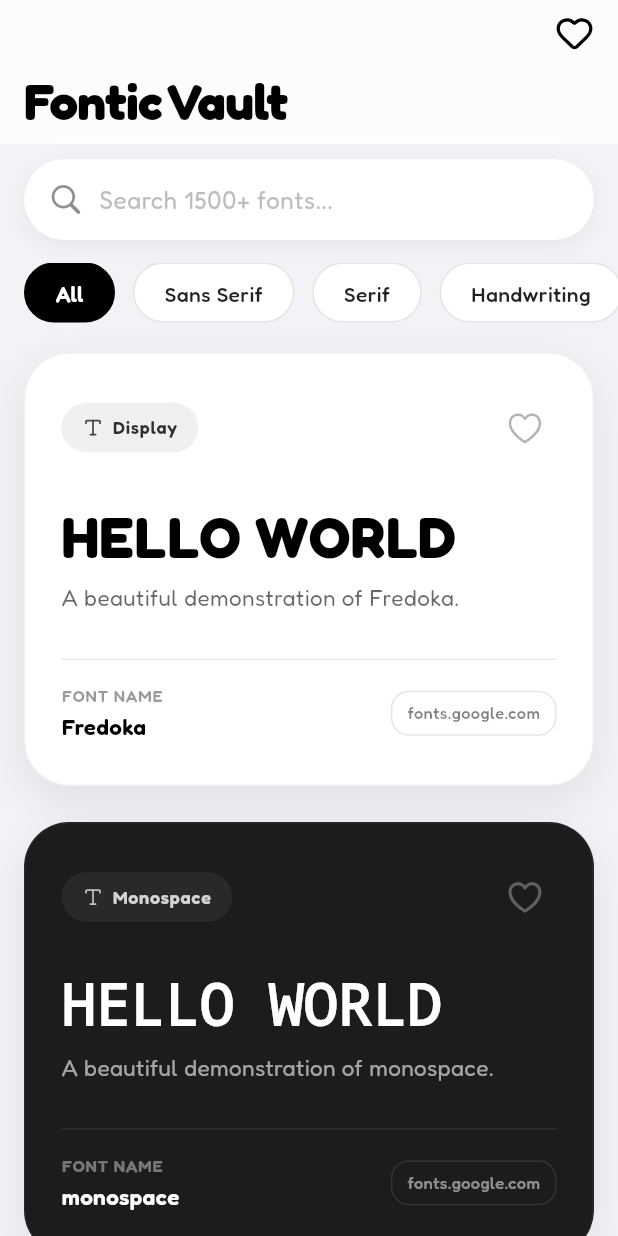
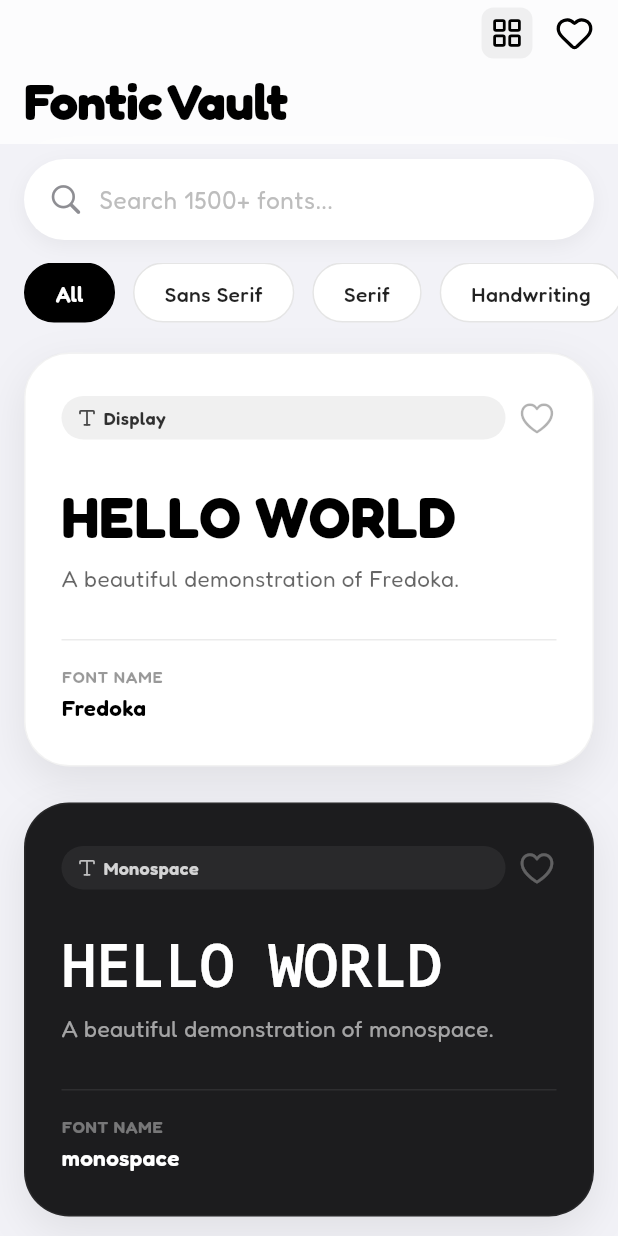
Before and after one commit to apandey-dev/Fontic, a Flutter app: the screen it shows after launch, on a phone screen of 412 x 824 dp. Run offline on Flutter 3.47's test engine with Material 3 defaults, Android fonts, the phone set to English and light mode, and no system bars; our stand-ins replace google_fonts, lucide_icons, shared_preferences.

Commit message:
Enhance UI, add grid view, refine README
Large README expansion (features, project structure, install/run, screens, future plans, credits). Home screen: unified search+category filtering, limits results for performance (take 30), adds grid/list toggle, keyboard-dismiss-on-drag, favorites navigation, minor spacing tweaks. Splash screen: small cleanup of PageRouteBuilder parameters. FontCard: new isGridView prop and responsive layout (margins, paddings, radii, shadows, typography), adjusted entrance & scale animation, simplified heart toggle UI, grid-specific preview (Aa) and overflow handling. SearchPill: disable autofocus, add onTapOutside to unfocus keyboard, and ensure clear button also dismisses keyboard.

```diff
--- a/lib/views/home_screen.dart
+++ b/lib/views/home_screen.dart
@@ -19,7 +19,7 @@ class _HomeScreenState extends State<HomeScreen> {
   final TextEditingController _searchController = TextEditingController();
   List<FontModel> _displayFonts = [];
 
-  // NAYA: Categories ki list aur selected state
+  // Categories ki list
   final List<String> _categories = [
     'All',
     'Sans Serif',
@@ -30,34 +30,34 @@ class _HomeScreenState extends State<HomeScreen> {
   ];
   String _selectedCategory = 'All';
 
+  // Grid vs List State
+  bool _isGridView = false;
+
   @override
   void initState() {
     super.initState();
-    _applyFilters(); // Shuruat me list load karne ke liye
+    _applyFilters();
   }
 
-  // NAYA: Ye function Search Bar aur Category dono ko ek sath filter karta hai
+  // Search Bar aur Category dono ko handle karta hai
   void _applyFilters() {
     setState(() {
       String query = _searchController.text.toLowerCase();
       Iterable<FontModel> filtered = FontService.getAllFonts();
 
-      // 1. Search Query se filter karo
       if (query.isNotEmpty) {
         filtered = filtered.where(
           (font) => font.name.toLowerCase().contains(query),
         );
       }
 
-      // 2. Category se filter karo (Agar 'All' nahi hai)
       if (_selectedCategory != 'All') {
         filtered = filtered.where(
           (font) => font.guessCategory == _selectedCategory,
         );
       }
 
-      // Performance ke liye sirf pehle 30 render karo
-      _displayFonts = filtered.take(30).toList();
+      _displayFonts = filtered.take(30).toList(); // Performance limit
     });
   }
 
@@ -66,16 +66,50 @@ class _HomeScreenState extends State<HomeScreen> {
     return Scaffold(
       body: CustomScrollView(
         physics: const BouncingScrollPhysics(),
+
+        // NAYA: Jab user list ko scroll karega toh keyboard band ho jayega
+        keyboardDismissBehavior: ScrollViewKeyboardDismissBehavior.onDrag,
+
         slivers: [
+          // 1. App Bar
           CupertinoSliverNavigationBar(
             largeTitle: const Text("Fontic Vault"),
             backgroundColor: Colors.white.withOpacity(0.8),
             border: null,
-            trailing: GestureDetector(
+            trailing: Row(
+              mainAxisSize: MainAxisSize.min,
+              children: [
+                // Layout Toggle Button (Grid/List)
+                GestureDetector(
+                  onTap: () {
+                    setState(() {
+                      _isGridView = !_isGridView;
+                    });
+                  },
+                  child: Container(
+                    padding: const EdgeInsets.all(6),
+                    decoration: BoxDecoration(
+                      color: Colors.black.withOpacity(0.05),
+                      borderRadius: BorderRadius.circular(8),
+                    ),
+                    child: Icon(
+                      _isGridView
+                          ? LucideIcons.layoutList
+                          : LucideIcons.layoutGrid,
+                      color: Colors.black,
+                      size: 22,
+                    ),
+                  ),
+                ),
+                const SizedBox(width: 15),
+                // Favorites Button
+                GestureDetector(
                   onTap: () {
                     Navigator.push(
                       context,
-                  CupertinoPageRoute(builder: (_) => const FavoritesScreen()),
+                      CupertinoPageRoute(
+                        builder: (_) => const FavoritesScreen(),
+                      ),
                     );
                   },
                   child: const Icon(
@@ -84,20 +118,22 @@ class _HomeScreenState extends State<HomeScreen> {
                     size: 26,
                   ),
                 ),
+              ],
+            ),
           ),
 
-          // Search Row
+          // 2. Search Row
           SliverToBoxAdapter(
             child: Padding(
               padding: const EdgeInsets.fromLTRB(16, 10, 16, 15),
               child: SearchPill(
                 controller: _searchController,
-                onChanged: (val) => _applyFilters(), // Update logic
+                onChanged: (val) => _applyFilters(),
               ),
             ),
           ),
 
-          // NAYA: Horizontal Category List
+          // 3. Category List
           SliverToBoxAdapter(
             child: SizedBox(
               height: 40,
@@ -114,7 +150,7 @@ class _HomeScreenState extends State<HomeScreen> {
                     onTap: () {
                       setState(() {
                         _selectedCategory = category;
-                        _applyFilters(); // Category click hote hi list refresh hogi
+                        _applyFilters();
                       });
                     },
                   );
@@ -123,10 +159,9 @@ class _HomeScreenState extends State<HomeScreen> {
             ),
           ),
 
-          // Thoda gap category aur cards ke beech
           const SliverToBoxAdapter(child: SizedBox(height: 20)),
 
-          // Generated Font Cards ya "No Results" message
+          // 4. Generated Cards (GRID OR LIST)
           _displayFonts.isEmpty
               ? SliverToBoxAdapter(
                   child: Padding(
@@ -145,22 +180,49 @@ class _HomeScreenState extends State<HomeScreen> {
                 )
               : SliverPadding(
                   padding: const EdgeInsets.symmetric(horizontal: 16),
-                  sliver: SliverList(
-                    delegate: SliverChildBuilderDelegate((context, index) {
+                  sliver: _isGridView
+                      // GRID VIEW LAYOUT
+                      ? SliverGrid(
+                          gridDelegate:
+                              const SliverGridDelegateWithFixedCrossAxisCount(
+                                crossAxisCount: 2,
+                                mainAxisSpacing: 16,
+                                crossAxisSpacing: 16,
+                                childAspectRatio: 0.85,
+                              ),
+                          delegate: SliverChildBuilderDelegate((
+                            context,
+                            index,
+                          ) {
                             final font = _displayFonts[index];
                             return FontCard(
-                        key: ValueKey(
-                          font.name,
-                        ), // Card update bug solve karne ke liye zaroori
+                              key: ValueKey(font.name), // Bug solve key
+                              font: font,
+                              isDarkTheme: index % 3 == 0,
+                              index: index,
+                              isGridView: true,
+                            );
+                          }, childCount: _displayFonts.length),
+                        )
+                      // LIST VIEW LAYOUT
+                      : SliverList(
+                          delegate: SliverChildBuilderDelegate((
+                            context,
+                            index,
+                          ) {
+                            final font = _displayFonts[index];
+                            return FontCard(
+                              key: ValueKey(font.name), // Bug solve key
                               font: font,
                               isDarkTheme: index % 2 != 0,
                               index: index,
+                              isGridView: false,
                             );
                           }, childCount: _displayFonts.length),
                         ),
                 ),
 
-          const SliverToBoxAdapter(child: SizedBox(height: 50)),
+          const SliverToBoxAdapter(child: SizedBox(height: 80)),
         ],
       ),
     );
--- a/lib/views/splash_screen.dart
+++ b/lib/views/splash_screen.dart
@@ -43,8 +43,8 @@ class _SplashScreenState extends State<SplashScreen>
         context,
         PageRouteBuilder(
           transitionDuration: const Duration(milliseconds: 600),
-          pageBuilder: (_, __, ___) => const HomeScreen(),
-          transitionsBuilder: (_, animation, __, child) {
+          pageBuilder: (_, _, _) => const HomeScreen(),
+          transitionsBuilder: (_, animation, _, child) {
             return FadeTransition(opacity: animation, child: child);
           },
         ),
--- a/lib/widgets/font_card.dart
+++ b/lib/widgets/font_card.dart
@@ -10,13 +10,15 @@ import '../views/font_preview_screen.dart';
 class FontCard extends StatefulWidget {
   final FontModel font;
   final bool isDarkTheme;
-  final int index; // Animation delay ke liye
+  final int index;
+  final bool isGridView; // NAYA: Card ko batayega ki chota dikhna hai ya bada
 
   const FontCard({
     super.key,
     required this.font,
     required this.isDarkTheme,
     required this.index,
+    this.isGridView = false, // Default list view
   });
 
   @override
@@ -31,13 +33,11 @@ class _FontCardState extends State<FontCard>
   @override
   void initState() {
     super.initState();
-    // Tap karne par card bounce hone ka setup
     _scaleController = AnimationController(
       vsync: this,
       duration: const Duration(milliseconds: 150),
     );
-    // Bounce ko aur thoda smooth kiya hai (0.96)
-    _scaleAnimation = Tween<double>(begin: 1.0, end: 0.96).animate(
+    _scaleAnimation = Tween<double>(begin: 1.0, end: 0.94).animate(
       CurvedAnimation(parent: _scaleController, curve: Curves.easeInOut),
     );
   }
@@ -55,14 +55,13 @@ class _FontCardState extends State<FontCard>
         : AppConstants.cardLight;
     final textColor = widget.isDarkTheme ? Colors.white : Colors.black;
 
-    // Staggered Entrance Animation
     return TweenAnimationBuilder<double>(
       tween: Tween<double>(begin: 0.0, end: 1.0),
       duration: Duration(milliseconds: 400 + (widget.index * 50).clamp(0, 400)),
       curve: Curves.easeOutCubic,
       builder: (context, value, child) {
         return Transform.translate(
-          offset: Offset(0, 30 * (1 - value)), // Niche se slide hoke aayega
+          offset: Offset(0, 30 * (1 - value)),
           child: Opacity(opacity: value, child: child),
         );
       },
@@ -82,12 +81,15 @@ class _FontCardState extends State<FontCard>
         child: ScaleTransition(
           scale: _scaleAnimation,
           child: Container(
-            margin: const EdgeInsets.only(bottom: 24),
-            padding: const EdgeInsets.symmetric(horizontal: 24, vertical: 28),
+            // Grid mode me margin grid handle karta hai, isliye yahan margin chota diya
+            margin: EdgeInsets.only(bottom: widget.isGridView ? 0 : 24),
+            padding: EdgeInsets.symmetric(
+              horizontal: widget.isGridView ? 16 : 24,
+              vertical: widget.isGridView ? 20 : 28,
+            ),
             decoration: BoxDecoration(
               color: bgColor,
-              borderRadius: BorderRadius.circular(30),
-              // Naya: Ek bahut subtle border premium feel ke liye
+              borderRadius: BorderRadius.circular(widget.isGridView ? 22 : 30),
               border: Border.all(
                 color: widget.isDarkTheme
                     ? Colors.white.withOpacity(0.05)
@@ -97,51 +99,60 @@ class _FontCardState extends State<FontCard>
               boxShadow: [
                 BoxShadow(
                   color: Colors.black.withOpacity(0.08),
-                  blurRadius: 24,
-                  offset: const Offset(0, 10),
+                  blurRadius: widget.isGridView ? 12 : 24,
+                  offset: Offset(0, widget.isGridView ? 4 : 10),
                 ),
               ],
             ),
             child: Column(
               crossAxisAlignment: CrossAxisAlignment.start,
+              mainAxisAlignment: widget.isGridView
+                  ? MainAxisAlignment.spaceBetween
+                  : MainAxisAlignment.start,
               children: [
-                // TOP ROW (Category & Heart Icon)
+                // TOP ROW
                 Row(
                   mainAxisAlignment: MainAxisAlignment.spaceBetween,
                   children: [
-                    // Naya: Category Chip with Icon
-                    Container(
+                    // Category Chip
+                    Expanded(
+                      child: Container(
                         padding: const EdgeInsets.symmetric(
-                        horizontal: 14,
-                        vertical: 8,
+                          horizontal: 10,
+                          vertical: 6,
                         ),
                         decoration: BoxDecoration(
                           color: textColor.withOpacity(0.06),
-                        borderRadius: BorderRadius.circular(20),
+                          borderRadius: BorderRadius.circular(16),
                         ),
                         child: Row(
                           mainAxisSize: MainAxisSize.min,
                           children: [
+                            if (!widget
+                                .isGridView) // Grid me icon hide kar do space bachane ke liye
                               Icon(
                                 LucideIcons.type,
                                 size: 14,
                                 color: textColor.withOpacity(0.7),
                               ),
-                          const SizedBox(width: 6),
-                          Text(
+                            if (!widget.isGridView) const SizedBox(width: 4),
+                            Expanded(
+                              child: Text(
                                 widget.font.guessCategory,
+                                overflow: TextOverflow.ellipsis,
                                 style: TextStyle(
                                   color: textColor.withOpacity(0.8),
-                              fontSize: 12,
+                                  fontSize: widget.isGridView ? 10 : 12,
                                   fontWeight: FontWeight.w600,
-                              letterSpacing: 0.5,
+                                ),
                               ),
                             ),
                           ],
                         ),
                       ),
-
-                    // Heart Toggle Button (Download Icon Removed)
+                    ),
+                    const SizedBox(width: 8),
+                    // Heart Toggle
                     ValueListenableBuilder<List<String>>(
                       valueListenable: StorageService.likedFontsNotifier,
                       builder: (context, likedList, child) {
@@ -153,24 +164,15 @@ class _FontCardState extends State<FontCard>
                             duration: const Duration(milliseconds: 300),
                             transitionBuilder: (child, anim) =>
                                 ScaleTransition(scale: anim, child: child),
-                            child: Container(
-                              key: ValueKey(isLiked),
-                              padding: const EdgeInsets.all(8),
-                              decoration: BoxDecoration(
-                                shape: BoxShape.circle,
-                                color: isLiked
-                                    ? AppConstants.accentRed.withOpacity(0.1)
-                                    : Colors.transparent,
-                              ),
                             child: Icon(
                               isLiked
                                   ? CupertinoIcons.heart_fill
                                   : CupertinoIcons.heart,
+                              key: ValueKey(isLiked),
                               color: isLiked
                                   ? AppConstants.accentRed
                                   : textColor.withOpacity(0.3),
-                                size: 26,
-                              ),
+                              size: widget.isGridView ? 22 : 26,
                             ),
                           ),
                         );
@@ -178,22 +180,32 @@ class _FontCardState extends State<FontCard>
                     ),
                   ],
                 ),
-                const SizedBox(height: 30),
 
-                // HELLO WORLD (Preview Font)
-                Text(
-                  "HELLO WORLD",
+                if (!widget.isGridView) const SizedBox(height: 30),
+
+                // HELLO WORLD (Preview Text)
+                Padding(
+                  padding: EdgeInsets.symmetric(
+                    vertical: widget.isGridView ? 10.0 : 0,
+                  ),
+                  child: Text(
+                    widget.isGridView
+                        ? "Aa"
+                        : "HELLO WORLD", // Grid me bada Aa dikhega
                     style: GoogleFonts.getFont(
                       widget.font.name,
-                    fontSize: 38,
+                      fontSize: widget.isGridView ? 45 : 38,
                       color: textColor,
                       fontWeight: FontWeight.w700,
                       height: 1.1,
                     ),
+                    maxLines: 1,
+                    overflow: TextOverflow.ellipsis,
                   ),
+                ),
+
+                if (!widget.isGridView) ...[
                   const SizedBox(height: 10),
-
-                // Subtitle
                   Text(
                     "A beautiful demonstration of ${widget.font.name}.",
                     style: TextStyle(
@@ -203,30 +215,23 @@ class _FontCardState extends State<FontCard>
                     ),
                   ),
                   const SizedBox(height: 30),
-
-                // Naya: Premium Divider
                   Divider(
                     color: textColor.withOpacity(0.08),
                     thickness: 1,
                     height: 1,
                   ),
                   const SizedBox(height: 16),
+                ],
 
-                // FOOTER WITH OVERFLOW FIX
-                Row(
-                  mainAxisAlignment: MainAxisAlignment.spaceBetween,
-                  crossAxisAlignment: CrossAxisAlignment.center,
-                  children: [
-                    // Expanded widget collision ko rokega aur lambe naam ko cut kar dega
-                    Expanded(
-                      child: Column(
+                // FOOTER
+                Column(
                   crossAxisAlignment: CrossAxisAlignment.start,
                   children: [
                     Text(
                       "FONT NAME",
                       style: TextStyle(
                         color: textColor.withOpacity(0.4),
-                              fontSize: 11,
+                        fontSize: widget.isGridView ? 9 : 11,
                         fontWeight: FontWeight.w600,
                         letterSpacing: 0.5,
                       ),
@@ -237,35 +242,10 @@ class _FontCardState extends State<FontCard>
                       style: TextStyle(
                         color: textColor,
                         fontWeight: FontWeight.w600,
-                              fontSize: 15,
+                        fontSize: widget.isGridView ? 14 : 15,
                       ),
                       maxLines: 1,
-                            overflow: TextOverflow
-                                .ellipsis, // <--- Overflow Fix Here (Adds ...)
-                          ),
-                        ],
-                      ),
-                    ),
-                    const SizedBox(width: 12),
-
-                    // Naya: Aesthetic Tag for google fonts
-                    Container(
-                      padding: const EdgeInsets.symmetric(
-                        horizontal: 10,
-                        vertical: 6,
-                      ),
-                      decoration: BoxDecoration(
-                        border: Border.all(color: textColor.withOpacity(0.1)),
-                        borderRadius: BorderRadius.circular(12),
-                      ),
-                      child: Text(
-                        "fonts.google.com",
-                        style: TextStyle(
-                          color: textColor.withOpacity(0.5),
-                          fontSize: 11,
-                          fontWeight: FontWeight.w500,
-                        ),
-                      ),
+                      overflow: TextOverflow.ellipsis,
                     ),
                   ],
                 ),
--- a/lib/widgets/search_pill.dart
+++ b/lib/widgets/search_pill.dart
@@ -33,11 +33,17 @@ class SearchPill extends StatelessWidget {
           const SizedBox(width: 10),
           Expanded(
             child: Material(
-              type: MaterialType
-                  .transparency, // Important for TextField inside custom containers
+              type: MaterialType.transparency,
               child: TextField(
                 controller: controller,
                 onChanged: onChanged,
+                autofocus:
+                    false, // 1. App start hote hi keyboard open nahi hoga
+                // 2. Keyboard ke bahar kahin bhi tap karne par keyboard band ho jayega
+                onTapOutside: (event) {
+                  FocusManager.instance.primaryFocus?.unfocus();
+                },
+
                 decoration: InputDecoration(
                   hintText: "Search 1500+ fonts...",
                   hintStyle: TextStyle(
@@ -47,7 +53,6 @@ class SearchPill extends StatelessWidget {
                   border: InputBorder.none,
                   isDense: true,
                 ),
-                // Font family apne aap AppTheme se 'Fredoka' uthayega
                 style: const TextStyle(fontSize: 16, color: Colors.black),
               ),
             ),
@@ -57,7 +62,9 @@ class SearchPill extends StatelessWidget {
               onTap: () {
                 controller.clear();
                 onChanged('');
-                FocusScope.of(context).unfocus();
+                FocusScope.of(
+                  context,
+                ).unfocus(); // Clear karne par bhi keyboard band
               },
               child: const Icon(
                 CupertinoIcons.clear_circled_solid,
```
Also changed, not shown: 1 other file. Lines whose indentation alone changed are shown as unchanged.
